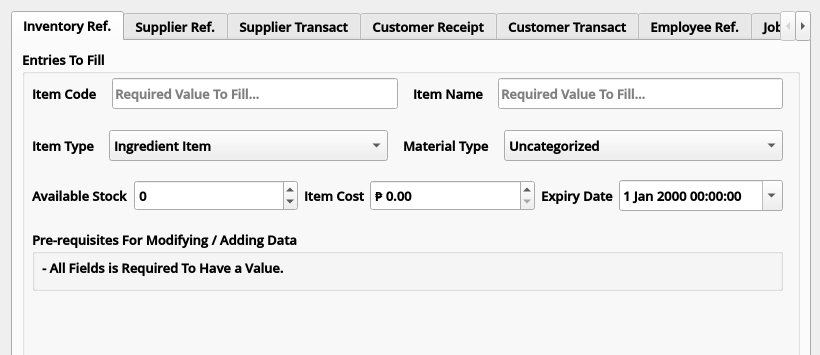
CodexLink/Route88_HybridBusinessSystem, file System Design/Route88_DataManipCmpnt.ui: the form before one commit; both pictures show x 0 to 820 and y 0 to 355 of the 820 by 708 pixel window.
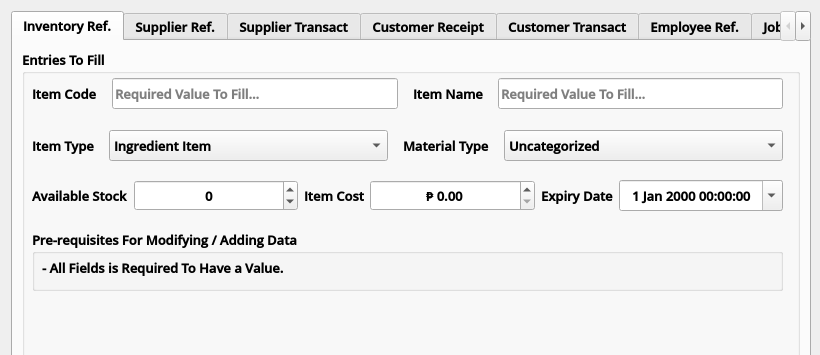
The form after the commit. The open tabs and pages were chosen to show the change. Icons and pictures are not drawn.

Commit message:
[Database & UI Progression] Fixed Manip: Alignment
- Removed CALL Procedure To Give Way for Development
+ Fixed Alignment

```diff
--- a/System Design/Route88_DataManipCmpnt.ui
+++ b/System Design/Route88_DataManipCmpnt.ui
@@ -442,7 +442,7 @@
                 <bool>true</bool>
                </property>
                <property name="alignment">
-                <set>Qt::AlignLeading|Qt::AlignLeft|Qt::AlignVCenter</set>
+                <set>Qt::AlignCenter</set>
                </property>
                <property name="buttonSymbols">
                 <enum>QAbstractSpinBox::UpDownArrows</enum>
@@ -492,6 +492,9 @@
                  <bold>true</bold>
                 </font>
                </property>
+               <property name="alignment">
+                <set>Qt::AlignCenter</set>
+               </property>
                <property name="prefix">
                 <string>₱ </string>
                </property>
@@ -537,6 +540,9 @@
                  <bold>true</bold>
                 </font>
                </property>
+               <property name="alignment">
+                <set>Qt::AlignCenter</set>
+               </property>
                <property name="calendarPopup">
                 <bool>true</bool>
                </property>
```
Left out of the diff: 20 changed lines with no effect on the pictures. The commit also changes 4 other files.
